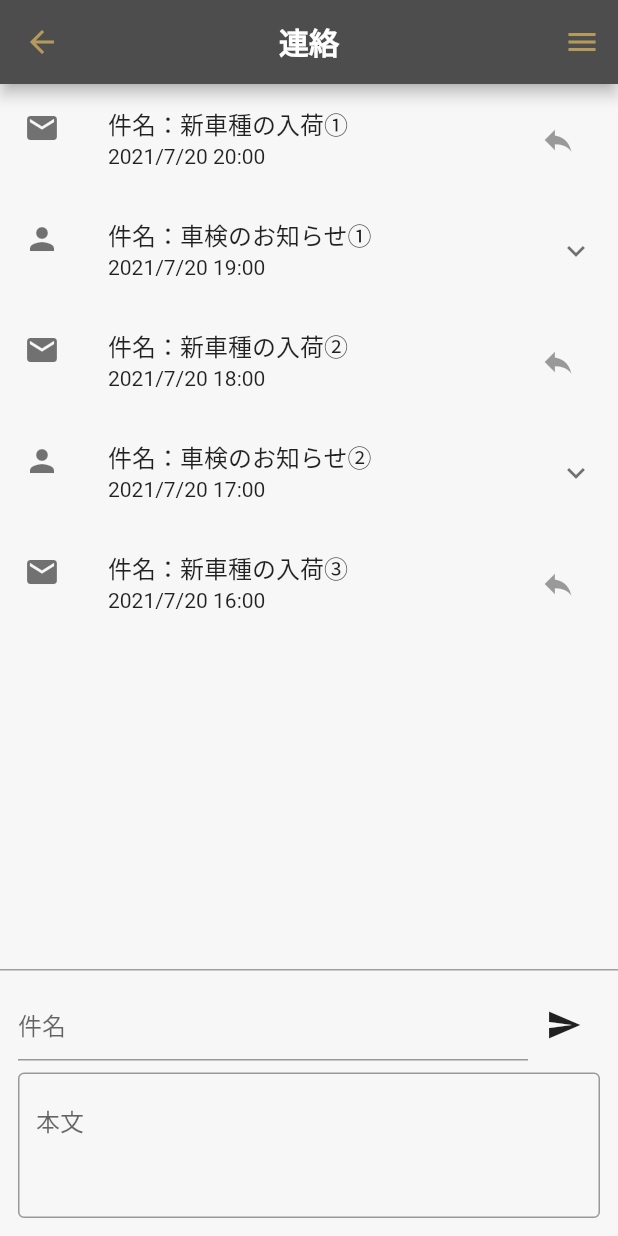
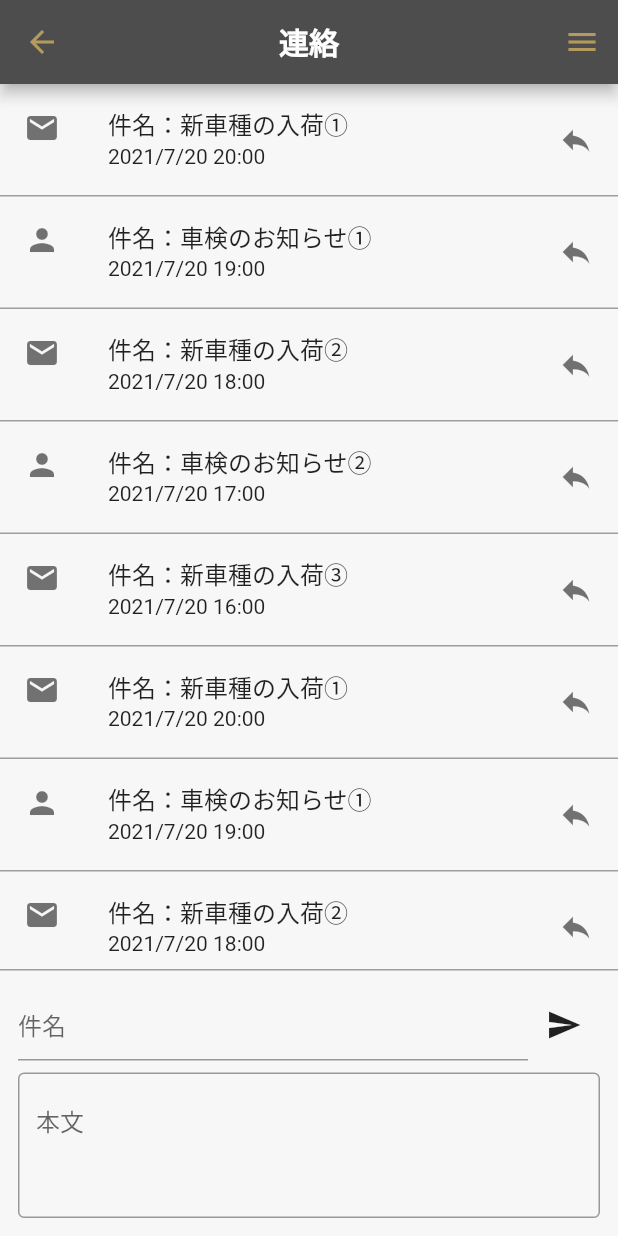
Before and after one commit to kunoyasutaka/eastarrow_app, a Flutter app: the ChatPage screen opened directly, on a phone screen of 412 x 824 dp. Run offline on Flutter 3.47's test engine with Material 2 defaults, Android fonts, the light colour scheme and no system bars; our stand-ins replace carousel_slider, firebase_core; accounts and stored records are empty; network calls fail; Roboto replaces fonts that are missing (NotoSansJP, NotoSerifJP).

Commit message:
7/21 mtg後

```diff
--- a/lib/presentation/chat/chat_model.dart
+++ b/lib/presentation/chat/chat_model.dart
@@ -3,6 +3,11 @@
 
 class ChatModel extends ChangeNotifier {
   final List<ChatLog> chatLog = [
+    ChatLog('管理者', '新車種の入荷①', '2021/7/20 20:00', '新たに〇〇が入荷致しました。'),
+    ChatLog('ユーザー', '車検のお知らせ①', '2021/7/20 19:00', '車検についてお知らせ致します。'),
+    ChatLog('管理者', '新車種の入荷②', '2021/7/20 18:00', '新たに〇〇が入荷致しました。'),
+    ChatLog('ユーザー', '車検のお知らせ②', '2021/7/20 17:00', '車検についてお知らせ致します。'),
+    ChatLog('管理者', '新車種の入荷③', '2021/7/20 16:00', '新たに〇〇が入荷致しました。'),
     ChatLog('管理者', '新車種の入荷①', '2021/7/20 20:00', '新たに〇〇が入荷致しました。'),
     ChatLog('ユーザー', '車検のお知らせ①', '2021/7/20 19:00', '車検についてお知らせ致します。'),
     ChatLog('管理者', '新車種の入荷②', '2021/7/20 18:00', '新たに〇〇が入荷致しました。'),
--- a/lib/presentation/chat/chat_page.dart
+++ b/lib/presentation/chat/chat_page.dart
@@ -88,11 +88,18 @@
   }
 
   chatLogTile(ChatLog chatLog, ChatModel model) {
-    return ExpansionTile(
+    return Container(
+      decoration: const BoxDecoration(
+          border: Border(
+        bottom: BorderSide(color: Colors.grey, width: 1),
+      )),
+      child: ExpansionTile(
         leading: chatLog.sender == '管理者'
             ? const Icon(Icons.mail)
             : const Icon(Icons.person),
-      trailing: model.replyButton(chatLog),
+        trailing: const Icon(Icons.reply),
+
+        // trailing: model.replyButton(chatLog),
         title: Text('件名：${chatLog.title}'),
         subtitle: Text(chatLog.date),
         children: [
@@ -102,6 +109,7 @@
             child: Text(chatLog.description),
           )
         ],
+      ),
     );
   }
 }
```
Lines whose indentation alone changed are shown as unchanged.
